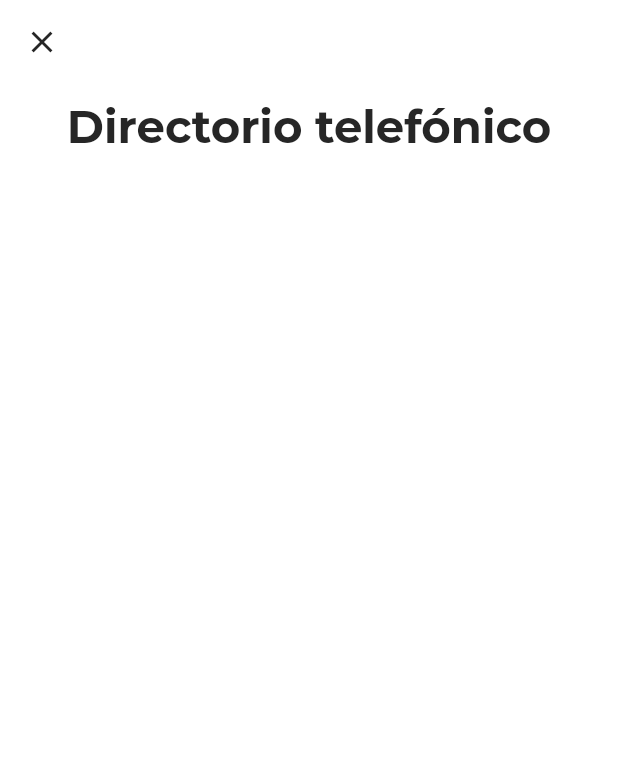
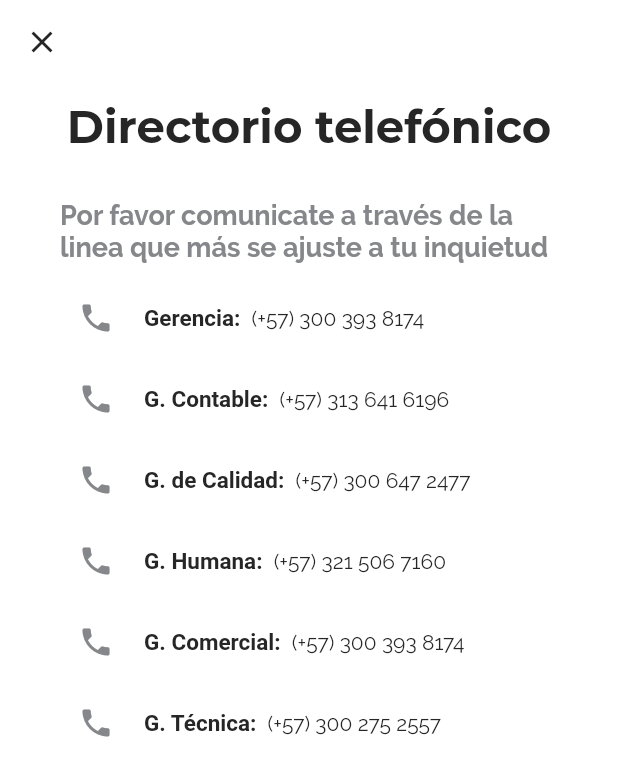
Before and after one commit to castillorey/ESSADE, a Flutter app: the ContainerPage screen opened directly, item 4 of the bottom bar chosen, after a tap on "Contácto telefono", on a phone screen of 412 x 824 dp. Shown: the top 776 px of the screen. Run offline on Flutter 3.47's test engine with Material 2 defaults, Android fonts, the phone set to English and light mode, and no system bars; our stand-ins replace charts_flutter, cloud_firestore, firebase_auth, firebase_storage, font_awesome_flutter, google_sign_in and 1 more; missing offline and left inert: dart:ffi; accounts and stored records are empty.

Commit message:
Finish Telephone Directory page

```diff
--- a/ESSADE/lib/ui/help_page.dart
+++ b/ESSADE/lib/ui/help_page.dart
@@ -2,6 +2,7 @@ import 'package:cloud_firestore/cloud_firestore.dart';
 import 'package:essade/ui/detail_page.dart';
 import 'package:essade/utilities/constants.dart';
 import 'package:essade/widgets/card_item_widget.dart';
+import 'package:essade/widgets/subtitle_guide_text_widget.dart';
 import 'package:essade/widgets/title_widget.dart';
 import 'package:flutter/material.dart';
 import 'package:font_awesome_flutter/font_awesome_flutter.dart';
@@ -33,7 +34,10 @@ class _HelpPageState extends State<HelpPage> {
         children: <Widget>[
           TitleWidget(text: 'Ayuda', color: essadeBlack, alignment: Alignment.center,),
           SizedBox(height: 20),
-          _guideParahraph(),
+          SubtitleGuideTextWidget(
+            text: 'Si tienes alguna inquietud'
+                'por favor comuniquese con nosotros a través de:',
+          ),
           SizedBox(height: 20),
           CardItemWidget(text: 'Chat', icon: Icons.smartphone, onTap: (){ _chatInfoDialog(context); }),
           SizedBox(height: 20),
@@ -110,14 +114,6 @@ class _HelpPageState extends State<HelpPage> {
             ),
           );
         }
-    );
-  }
-
-  Widget _guideParahraph(){
-    return Text(
-      'Si tienes alguna inquietud por favor'
-      ' comuniquese con nostros  a tráves de:',
-      style: essadeH4(essadeDarkGray),
     );
   }
 
--- a/ESSADE/lib/ui/tel_directory_detail_page.dart
+++ b/ESSADE/lib/ui/tel_directory_detail_page.dart
@@ -1,8 +1,19 @@
 import 'package:essade/utilities/constants.dart';
+import 'package:essade/widgets/subtitle_guide_text_widget.dart';
 import 'package:essade/widgets/title_widget.dart';
 import 'package:flutter/material.dart';
 
 class TelDirectoryDetailPage extends StatelessWidget {
+
+  Map<String, String> _directory = {
+    'Gerencia':'(+57) 300 393 8174',
+    'G. Contable':'(+57) 313 641 6196',
+    'G. de Calidad':'(+57) 300 647 2477',
+    'G. Humana':'(+57) 321 506 7160',
+    'G. Comercial':'(+57) 300 393 8174',
+    'G. Técnica':'(+57) 300 275 2557 ',
+
+  };
   @override
   Widget build(BuildContext context) {
     return Column(
@@ -13,7 +24,51 @@ class TelDirectoryDetailPage extends StatelessWidget {
             color: essadeBlack,
             alignment: Alignment.center,
           ),
+          SizedBox(height: 20),
+          Padding(
+            padding: const EdgeInsets.symmetric(horizontal: 10.0),
+            child: SubtitleGuideTextWidget(
+                text: 'Por favor comunicate a través'
+                ' de la linea que más se ajuste a tu inquietud'
+            ),
+          ),
+          Expanded(
+            child: ListView(
+              padding: const EdgeInsets.symmetric(horizontal: 12),
+              children: _directory.entries.map((entry){
+                return _textTelephoneInfo(entry.key, entry.value);
+              }).toList(),
+            )
+          )
         ]
     );
   }
+
+  Widget _textTelephoneInfo(String area, String phone){
+    return Container(
+      margin: EdgeInsets.symmetric(vertical: 5),
+      padding: EdgeInsets.symmetric(vertical: 10, horizontal: 10),
+      child: Row(
+        mainAxisAlignment: MainAxisAlignment.center,
+        children: <Widget>[
+          Icon(
+            Icons.phone,
+            color: essadeDarkGray,
+          ),
+          SizedBox(width: 20),
+          Expanded(
+            child: RichText(
+              text: TextSpan(
+                style: essadeParagraph(),
+                children: <TextSpan>[
+                  TextSpan(text: '$area:  ', style: TextStyle(fontSize: 15, fontWeight: FontWeight.bold)),
+                  TextSpan(text: '$phone'),
+                ],
+              ),
+            )
+          ),
+        ],
+      ),
+    );
+  }
 }
--- /dev/null
+++ b/ESSADE/lib/widgets/subtitle_guide_text_widget.dart
@@ -0,0 +1,17 @@
+import 'package:essade/utilities/constants.dart';
+import 'package:flutter/material.dart';
+class SubtitleGuideTextWidget extends StatelessWidget {
+  final String text;
+
+  const SubtitleGuideTextWidget({Key key, this.text}) : super(key: key);
+  @override
+  Widget build(BuildContext context) {
+    return Container(
+      margin: EdgeInsets.symmetric(vertical: 10),
+      child: Text(
+        text,
+        style: essadeH4(essadeDarkGray),
+      ),
+    );
+  }
+}
```
